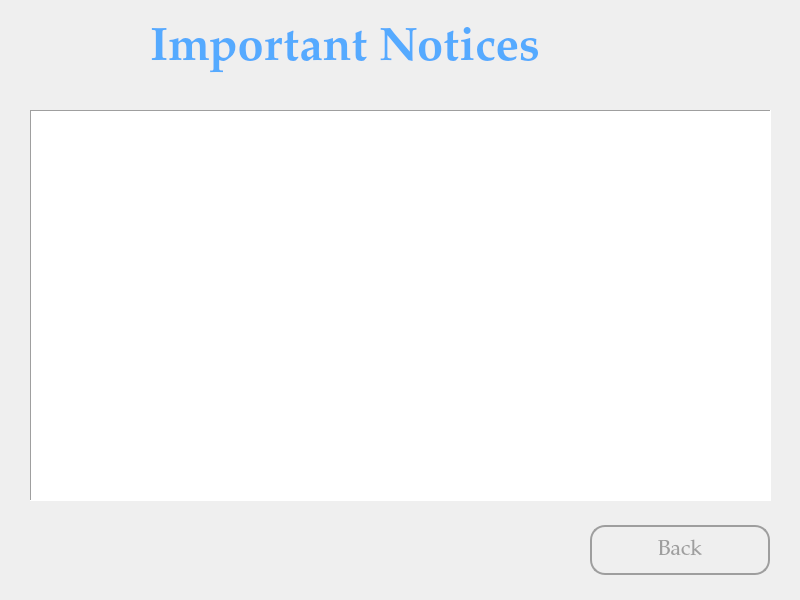
tural777/FinalProject, file UI/ImportantNoticesPageUI.ui: the form before one commit.
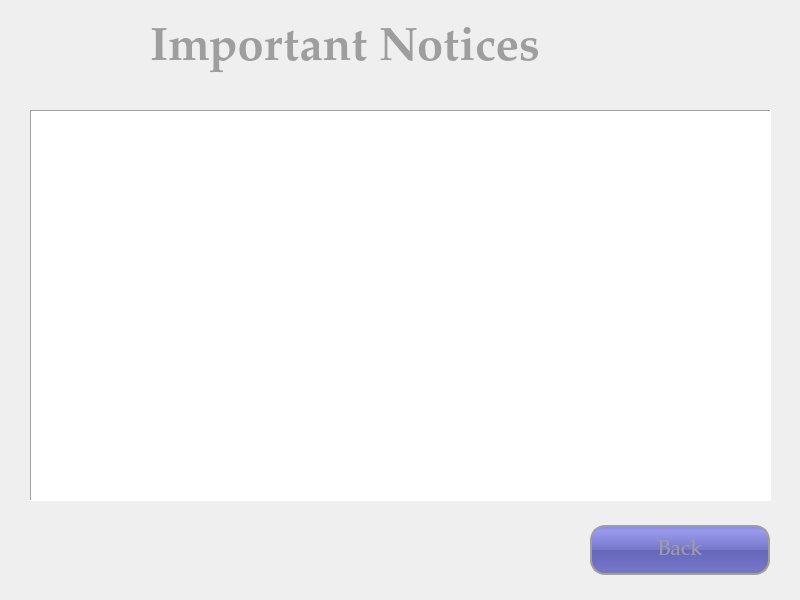
The form after the commit.

The edit to the form file:
```diff
--- a/UI/ImportantNoticesPageUI.ui
+++ b/UI/ImportantNoticesPageUI.ui
@@ -49,7 +49,7 @@
     </font>
    </property>
    <property name="styleSheet">
-    <string notr="true">color: rgb(85, 170, 255);</string>
+    <string notr="true">color: #9E9E9E;</string>
    </property>
    <property name="text">
     <string>Important Notices</string>
@@ -78,7 +78,7 @@
     <string notr="true">QPushButton{
 	border: 2px solid #9E9E9E;
 	border-radius: 15px;
-	background-color: #00000000;
+	background-color: QLinearGradient( x1: 0, y1: 0, x2: 0, y2: 1, stop: 0 #88d, stop: 0.1 #99e, stop: 0.49 #77c, stop: 0.5 #66b, stop: 1 #77c);
 	color: #9E9E9E;
 }
 QPushButton:hover{
```
